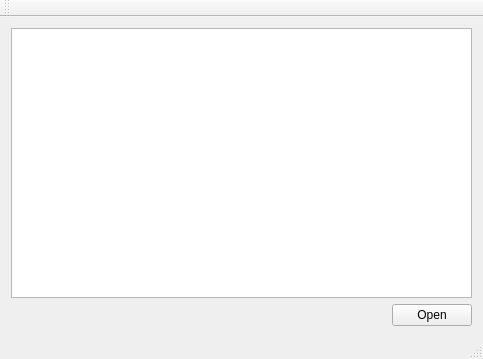
Old version of the form MainMediaViewer.ui in the repository ArtApriorit/MediaViewer.
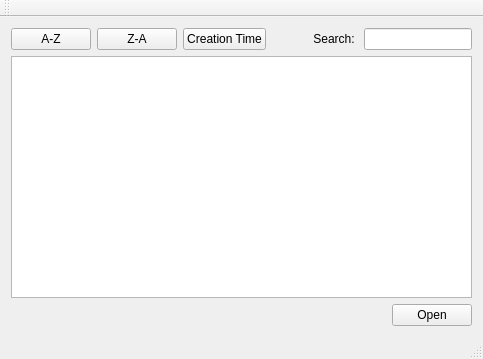
New version of the form.

The edit to the form file:
```diff
--- a/MainMediaViewer.ui
+++ b/MainMediaViewer.ui
@@ -18,6 +18,57 @@
   </property>
   <widget class="QWidget" name="centralWidget">
    <layout class="QVBoxLayout" name="verticalLayout">
+    <item>
+     <layout class="QHBoxLayout" name="horizontalLayout_2">
+      <item>
+       <widget class="QPushButton" name="bntSortAZ">
+        <property name="text">
+         <string>A-Z</string>
+        </property>
+       </widget>
+      </item>
+      <item>
+       <widget class="QPushButton" name="btnSortZA">
+        <property name="text">
+         <string>Z-A</string>
+        </property>
+       </widget>
+      </item>
+      <item>
+       <widget class="QPushButton" name="btnSortCreation">
+        <property name="text">
+         <string>Creation Time</string>
+        </property>
+       </widget>
+      </item>
+      <item>
+       <spacer name="horizontalSpacer_2">
+        <property name="orientation">
+         <enum>Qt::Horizontal</enum>
+        </property>
+        <property name="sizeHint" stdset="0">
+         <size>
+          <width>40</width>
+          <height>20</height>
+         </size>
+        </property>
+       </spacer>
+      </item>
+      <item>
+       <widget class="QLabel" name="label">
+        <property name="text">
+         <string>Search: </string>
+        </property>
+        <property name="alignment">
+         <set>Qt::AlignRight|Qt::AlignTrailing|Qt::AlignVCenter</set>
+        </property>
+       </widget>
+      </item>
+      <item>
+       <widget class="QLineEdit" name="lineSearch"/>
+      </item>
+     </layout>
+    </item>
     <item>
      <widget class="QListView" name="listView"/>
     </item>
```
